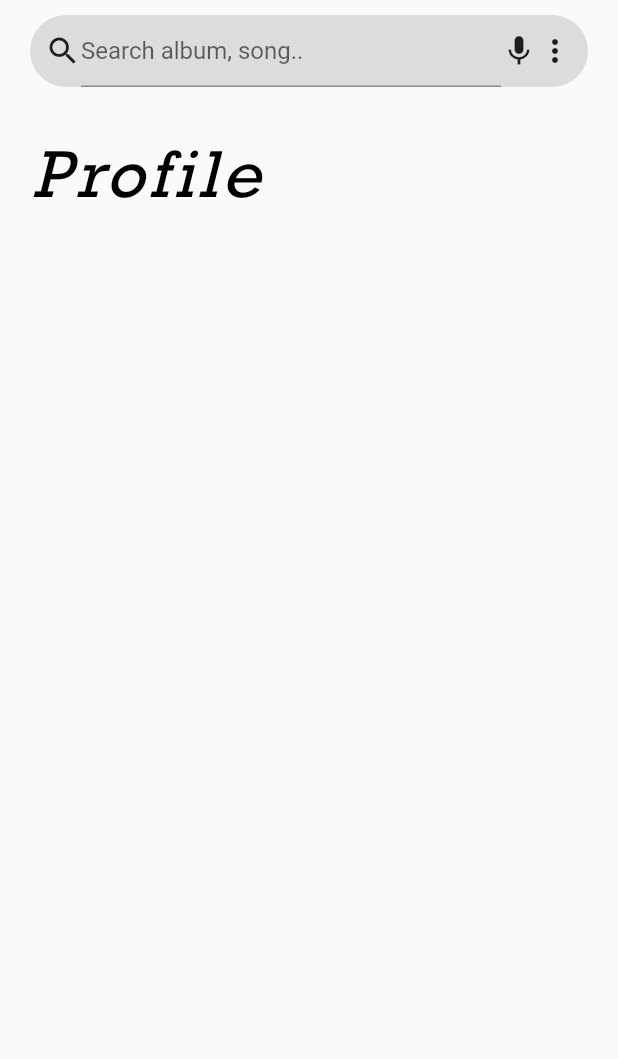
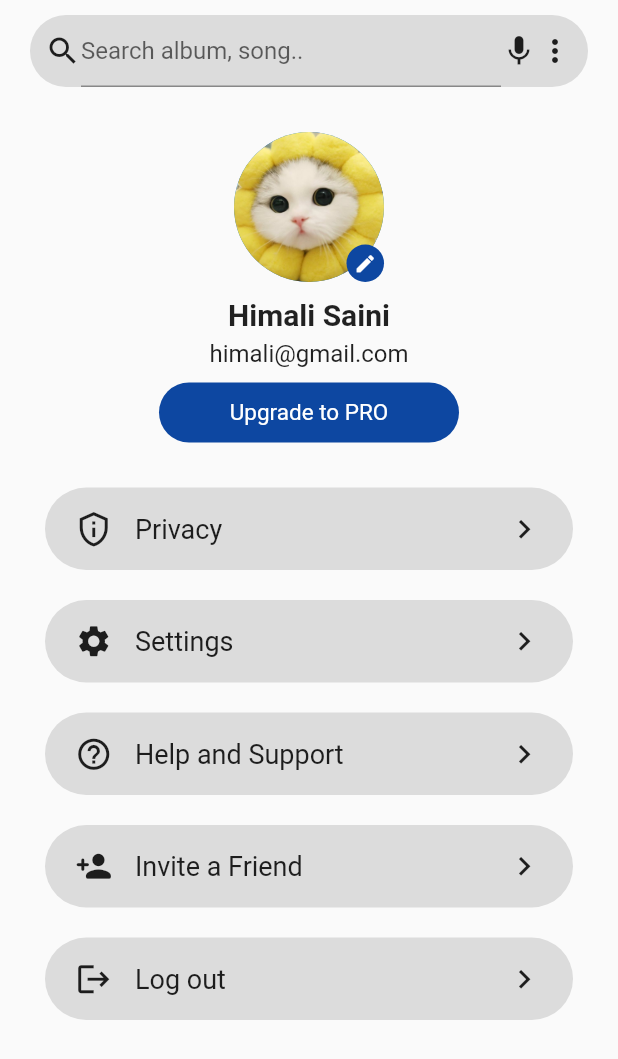
Before and after one commit to hetvikothari/Symphony, a Flutter app: the MyProfile screen opened directly, on a phone screen of 412 x 824 dp. Shown: the top 1059 px of the screen. Run offline on Flutter 3.47's test engine with Material 2 defaults, Android fonts, the phone set to English and light mode, and no system bars; our stand-ins replace firebase_auth, firebase_core, like_button; accounts and stored records are empty; Roboto replaces fonts that are missing (Calibri); project files that could hold a hidden picture were left out.

Commit message:
Profile section created

```diff
--- a/IA_APP/symphony_app/lib/profile.dart
+++ b/IA_APP/symphony_app/lib/profile.dart
@@ -24,22 +24,104 @@ class _MyProfileState extends State<MyProfile> {
         child: Container(
           margin: EdgeInsets.fromLTRB(20, 10, 20, 0),
           child: Column(
-            crossAxisAlignment: CrossAxisAlignment.stretch,
             children: [
               getSearchBar('Search album, song..'),
-              SizedBox(height: 30,),
+            Container(
+            height: 100,
+            width: 100,
+            margin: EdgeInsets.only(top: 30),
+            child:
+              Stack(
+                children: <Widget>[
+                  CircleAvatar(
+                    radius: 50,
+                    backgroundImage: AssetImage('assets/profile.jpg'),
+                  ),
+                  Align(
+                    alignment: Alignment.bottomRight,
+                    child: Container(
+                      height: 25,
+                      width: 25,
+                      decoration: BoxDecoration(
+                        color: Colors.blue[900],
+                        shape: BoxShape.circle,
+                      ),
+                      child: Center(
+                        heightFactor: 15,
+                        widthFactor: 15,
+                        child: Icon(
+                          Icons.edit,
+                          color: Colors.white,
+                          size: 15,
+                        ),
+                      ),
+                    ),),
+
+                ],
+              ),),
+              SizedBox(height: 10),
               Text(
-                'Profile',
+                'Himali Saini',
                 style: TextStyle(
-                  fontStyle: FontStyle.italic,
-                  fontFamily: 'RockWell',
-                  fontSize: 45,
-                  color: Colors.black,
-                  letterSpacing: 3.0,
+                  fontSize: 20,
+                  fontWeight: FontWeight.w600,
+                    fontFamily: 'Calibri',
+                  color: Colors.black87
                 ),
-                textAlign: TextAlign.left,
               ),
-              SizedBox(height: 30,),
+              SizedBox(height: 5),
+              Text(
+                  'himali@gmail.com',
+                  style: TextStyle(
+                    fontSize: 16,
+                      fontFamily: 'Calibri',
+                    fontWeight: FontWeight.w400,
+                    color: Colors.black87
+                  )
+              ),
+              SizedBox(height: 10),
+              Container(
+                height: 40,
+                width: 200,
+                decoration: BoxDecoration(
+                  borderRadius: BorderRadius.circular(30),
+                  color: Colors.blue[900],
+                ),
+                child: Center(
+                  child: Text(
+                    'Upgrade to PRO',
+                    style: TextStyle(
+                      fontSize: 15,
+                      fontWeight: FontWeight.w400,
+                      color: Colors.white,
+                    ),
+                  ),
+                ),
+              ),
+              SizedBox(height: 30),
+              ProfileListItem(
+                Icons.privacy_tip_outlined,
+                'Privacy',
+              ),
+              ProfileListItem(
+                Icons.settings,
+                'Settings',
+              ),
+              ProfileListItem(
+                Icons.help_outline,
+                'Help and Support',
+              ),
+              ProfileListItem(
+                Icons.person_add_rounded,
+                'Invite a Friend',
+              ),
+              ProfileListItem(
+                Icons.logout,
+                'Log out',
+              ),
+
+
+
             ],
           ),
         ),
--- a/IA_APP/symphony_app/lib/utilities.dart
+++ b/IA_APP/symphony_app/lib/utilities.dart
@@ -379,3 +379,45 @@ Widget GetPlaylist(String playlistName, String playlistDesc){
     ],
   );
 }
+
+Widget ProfileListItem(IconData icon, String text)
+{
+  return Container(
+    height: 55,
+    margin: EdgeInsets.symmetric(
+      horizontal: 10,
+    ).copyWith(
+      bottom: 20,
+    ),
+    padding: EdgeInsets.symmetric(
+      horizontal: 20,
+    ),
+    decoration: BoxDecoration(
+      borderRadius: BorderRadius.circular(30),
+      color: Colors.black12
+    ),
+    child: Row(
+      children: <Widget>[
+        Icon(
+          icon,
+          size: 25,
+        ),
+        SizedBox(width: 15),
+        Text(
+          text,
+          style: TextStyle(
+              fontSize: 18,
+              fontFamily: 'Calibri',
+              fontWeight: FontWeight.w400,
+              color: Colors.black87
+          )
+        ),
+        Spacer(),
+          Icon(
+            Icons.keyboard_arrow_right,
+            size: 25,
+          ),
+      ],
+    ),
+  );
+}
```
Also changed, not shown: IA_APP/symphony_app/assets/profile.jpg (added), IA_APP/symphony_app/assets/profile.png (added).
